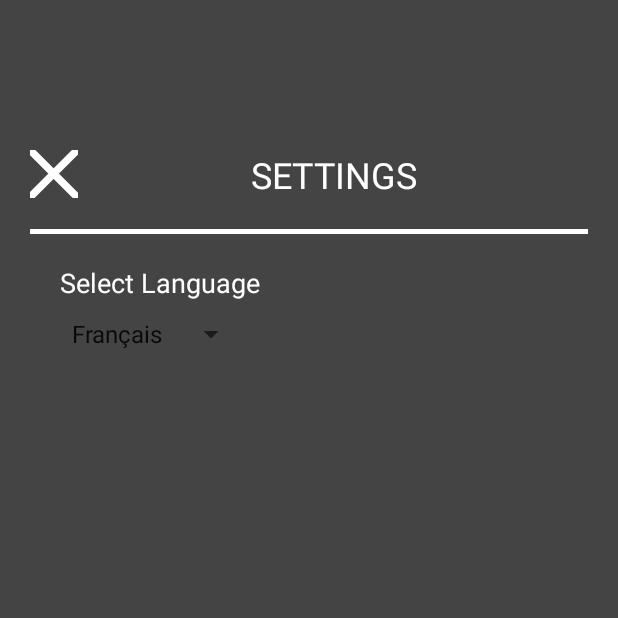
After one commit to maxr-hw/A-Eyes-P2IP-Project, an Android app: the SecondActivity screen opened directly, with no data from a screen before it, on a phone screen of 412 x 824 dp, the top half of it. The commit adds this screen. Run offline under Robolectric (Android 15) with nearby library versions, the phone set to English and light mode, and no system bars.

Commit message:
Added a Secondary Activity, to put the language selection into a settings page.

```diff
--- a/app/build.gradle.kts
+++ b/app/build.gradle.kts
@@ -39,6 +39,9 @@ android {
     kotlinOptions {
         jvmTarget = "11"
     }
+    buildFeatures {
+        viewBinding = true
+    }
 }
 
 dependencies {
--- /dev/null
+++ b/app/src/main/java/com/example/a_eyes/SecondActivity.kt
@@ -0,0 +1,42 @@
+package com.example.a_eyes
+
+import android.app.Activity
+import android.content.Intent
+import android.graphics.Color
+import android.os.Bundle
+import android.widget.ArrayAdapter
+import android.widget.ImageButton
+import android.widget.Spinner
+import android.widget.TextView
+import androidx.appcompat.app.AppCompatActivity
+
+class SecondActivity : AppCompatActivity() {
+
+    private val languages = listOf("English", "Français")
+
+    override fun onCreate(savedInstanceState: Bundle?) {
+        super.onCreate(savedInstanceState)
+        setContentView(R.layout.activity_second)
+
+        val spinner = findViewById<Spinner>(R.id.languageSpinner)
+        val backBtn = findViewById<ImageButton>(R.id.btnBack)
+
+        // Adapter for Spinner
+        val adapter = ArrayAdapter(this, android.R.layout.simple_spinner_item, languages)
+        adapter.setDropDownViewResource(android.R.layout.simple_spinner_dropdown_item)
+        spinner.adapter = adapter
+
+        // Pre-select current language
+        val currentLang = intent.getBooleanExtra("currentLang", true) // true = French
+        spinner.setSelection(if (currentLang) 1 else 0)
+
+        // Back button sends result to MainActivity
+        backBtn.setOnClickListener {
+            val selectedLang = spinner.selectedItemPosition == 1 // French = position 1
+            val resultIntent = Intent()
+            resultIntent.putExtra("selectedLang", selectedLang)
+            setResult(Activity.RESULT_OK, resultIntent)
+            finish()
+        }
+    }
+}
--- /dev/null
+++ b/app/src/main/res/drawable/ic_back.xml
@@ -0,0 +1,11 @@
+<vector xmlns:android="http://schemas.android.com/apk/res/android"
+    android:width="41dp"
+    android:height="41dp"
+    android:viewportWidth="41"
+    android:viewportHeight="41">
+  <path
+      android:pathData="M1.768,1.768L38.768,38.768M38.768,1.768L20.268,20.268L1.768,38.768"
+      android:strokeWidth="5"
+      android:fillColor="#00000000"
+      android:strokeColor="#ffffff"/>
+</vector>
--- /dev/null
+++ b/app/src/main/res/layout/activity_second.xml
@@ -0,0 +1,91 @@
+<?xml version="1.0" encoding="utf-8"?>
+<FrameLayout xmlns:android="http://schemas.android.com/apk/res/android"
+    xmlns:tools="http://schemas.android.com/tools"
+    android:layout_width="match_parent"
+    android:layout_height="match_parent"
+    android:background="#444444">
+
+    <LinearLayout
+        android:orientation="vertical"
+        android:layout_width="match_parent"
+        android:layout_height="match_parent"
+        android:layout_marginTop="80dp"
+        android:layout_marginRight="20dp"
+        android:layout_marginLeft="20dp"
+        tools:context=".SecondActivity">
+
+        <LinearLayout
+            xmlns:app="http://schemas.android.com/apk/res-auto"
+            android:layout_width="match_parent"
+            android:layout_height="wrap_content"
+            android:paddingTop="20dp"
+            android:paddingBottom="20dp">
+
+            <ImageButton
+                android:id="@+id/btnBack"
+                android:layout_width="32dp"
+                android:layout_height="32dp"
+                android:src="@drawable/ic_back"
+                android:background="?attr/selectableItemBackgroundBorderless"
+                app:layout_constraintStart_toStartOf="parent"
+                app:layout_constraintTop_toTopOf="parent"
+                app:layout_constraintBottom_toBottomOf="parent" />
+
+            <TextView
+                android:id="@+id/titleText"
+                android:layout_width="match_parent"
+                android:layout_height="wrap_content"
+                android:text="SETTINGS"
+                android:textSize="24sp"
+                android:textColor="#ffffff"
+                android:textStyle="normal"
+                android:gravity="center"
+                app:layout_constraintStart_toEndOf="@id/btnBack"
+                app:layout_constraintEnd_toEndOf="parent"
+                app:layout_constraintTop_toTopOf="@id/btnBack"
+                app:layout_constraintBottom_toBottomOf="@id/btnBack"/>
+
+        </LinearLayout>
+
+        <LinearLayout
+            xmlns:app="http://schemas.android.com/apk/res-auto"
+            android:layout_width="match_parent"
+            android:layout_height="wrap_content"
+            android:orientation="vertical"
+            android:padding="0dp">
+
+            <View
+                android:id="@+id/divider"
+                android:layout_width="match_parent"
+                android:layout_height="3dp"
+                android:background="#ffffff"
+                app:layout_constraintTop_toBottomOf="@id/btnBack"
+                app:layout_constraintStart_toStartOf="parent"
+                app:layout_constraintEnd_toEndOf="parent"/>
+        </LinearLayout>
+
+        <LinearLayout
+            android:layout_width="match_parent"
+            android:layout_height="match_parent"
+            android:orientation="vertical"
+            android:padding="20dp">
+
+            <TextView
+                android:layout_width="wrap_content"
+                android:layout_height="wrap_content"
+                android:text="Select Language"
+                android:textColor="#ffffff"
+                android:textSize="18sp"
+                android:layout_marginBottom="10dp"/>
+
+            <Spinner
+                android:id="@+id/languageSpinner"
+                android:layout_width="wrap_content"
+                android:layout_height="wrap_content"
+                android:spinnerMode="dropdown"/>
+
+        </LinearLayout>
+
+    </LinearLayout>
+
+</FrameLayout>
--- a/app/src/main/res/values-night/themes.xml
+++ b/app/src/main/res/values-night/themes.xml
@@ -13,4 +13,9 @@
         <item name="android:statusBarColor">?attr/colorPrimaryVariant</item>
         <!-- Customize your theme here. -->
     </style>
+
+    <style name="ThemeOverlay.AEyes.FullscreenContainer" parent="">
+        <item name="fullscreenBackgroundColor">@color/light_blue_900</item>
+        <item name="fullscreenTextColor">@color/light_blue_A400</item>
+    </style>
 </resources>
--- /dev/null
+++ b/app/src/main/res/values/attrs.xml
@@ -0,0 +1,6 @@
+<resources>
+    <declare-styleable name="FullscreenAttrs">
+        <attr name="fullscreenBackgroundColor" format="color" />
+        <attr name="fullscreenTextColor" format="color" />
+    </declare-styleable>
+</resources>
--- a/app/src/main/res/values/colors.xml
+++ b/app/src/main/res/values/colors.xml
@@ -7,4 +7,9 @@
     <color name="teal_700">#FF018786</color>
     <color name="black">#FF000000</color>
     <color name="white">#FFFFFFFF</color>
+    <color name="light_blue_600">#FF039BE5</color>
+    <color name="light_blue_900">#FF01579B</color>
+    <color name="light_blue_A200">#FF40C4FF</color>
+    <color name="light_blue_A400">#FF00B0FF</color>
+    <color name="black_overlay">#66000000</color>
 </resources>
--- a/app/src/main/res/values/strings.xml
+++ b/app/src/main/res/values/strings.xml
@@ -4,4 +4,8 @@
     <string name="ImageView_desc">Aim UI</string>
     <string name="language_button_desc">Language Button</string>
     <string name="open_github_repository">Open GitHub repository</string>
+    <string name="title_activity_second">SecondActivity</string>
+    <string name="dummy_button">Dummy Button</string>
+    <string name="dummy_content">DUMMY\nCONTENT</string>
+    <string name="settings_button">settings button</string>
 </resources>
--- /dev/null
+++ b/app/src/main/res/values/styles.xml
@@ -0,0 +1,11 @@
+<resources>
+
+    <style name="Widget.Theme.AEyes.ActionBar.Fullscreen" parent="Widget.AppCompat.ActionBar">
+        <item name="android:background">@color/black_overlay</item>
+    </style>
+
+    <style name="Widget.Theme.AEyes.ButtonBar.Fullscreen" parent="">
+        <item name="android:background">@color/black_overlay</item>
+        <item name="android:buttonBarStyle">?android:attr/buttonBarStyle</item>
+    </style>
+</resources>
--- a/app/src/main/res/values/themes.xml
+++ b/app/src/main/res/values/themes.xml
@@ -13,4 +13,15 @@
         <item name="android:statusBarColor">?attr/colorPrimaryVariant</item>
         <!-- Customize your theme here. -->
     </style>
+
+    <style name="Theme.AEyes.Fullscreen" parent="Theme.AEyes">
+        <item name="android:actionBarStyle">@style/Widget.Theme.AEyes.ActionBar.Fullscreen</item>
+        <item name="android:windowActionBarOverlay">true</item>
+        <item name="android:windowBackground">@null</item>
+    </style>
+
+    <style name="ThemeOverlay.AEyes.FullscreenContainer" parent="">
+        <item name="fullscreenBackgroundColor">@color/light_blue_600</item>
+        <item name="fullscreenTextColor">@color/light_blue_A200</item>
+    </style>
 </resources>
```
Also changed, not shown: app/src/main/AndroidManifest.xml (+19 -12 lines), app/src/main/java/com/example/a_eyes/MainActivity.kt (+18 -20 lines), app/src/main/res/drawable/settings_ic.xml (added, +14 -0 lines), app/src/main/res/layout/activity_main.xml (+7 -7 lines).
